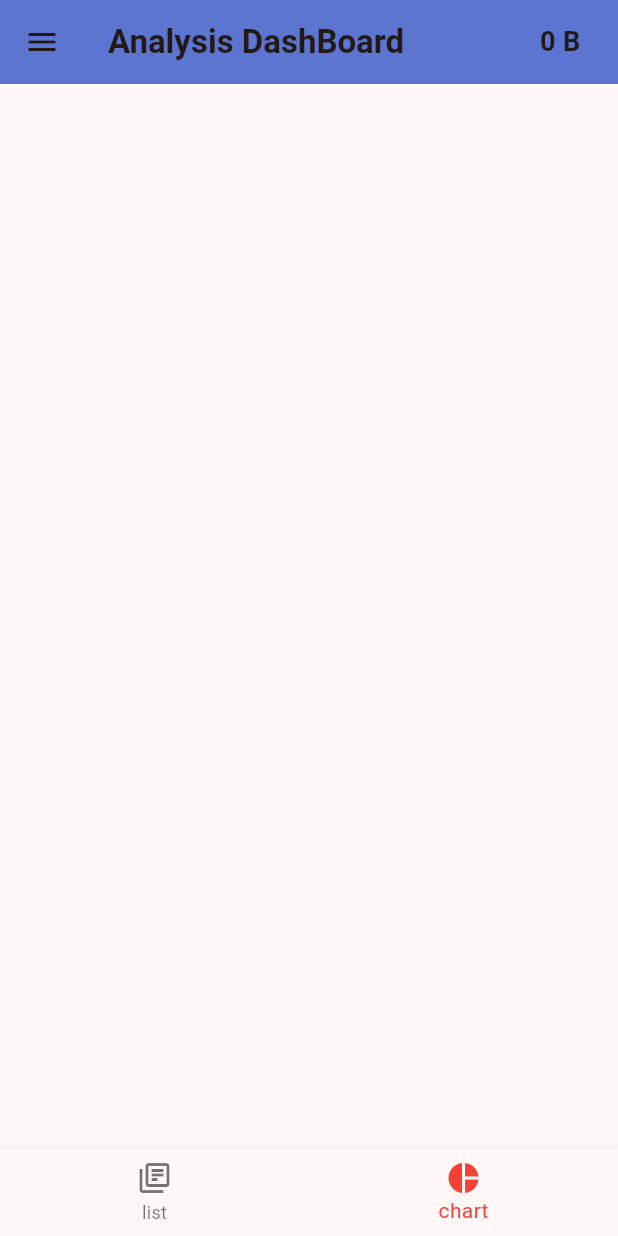
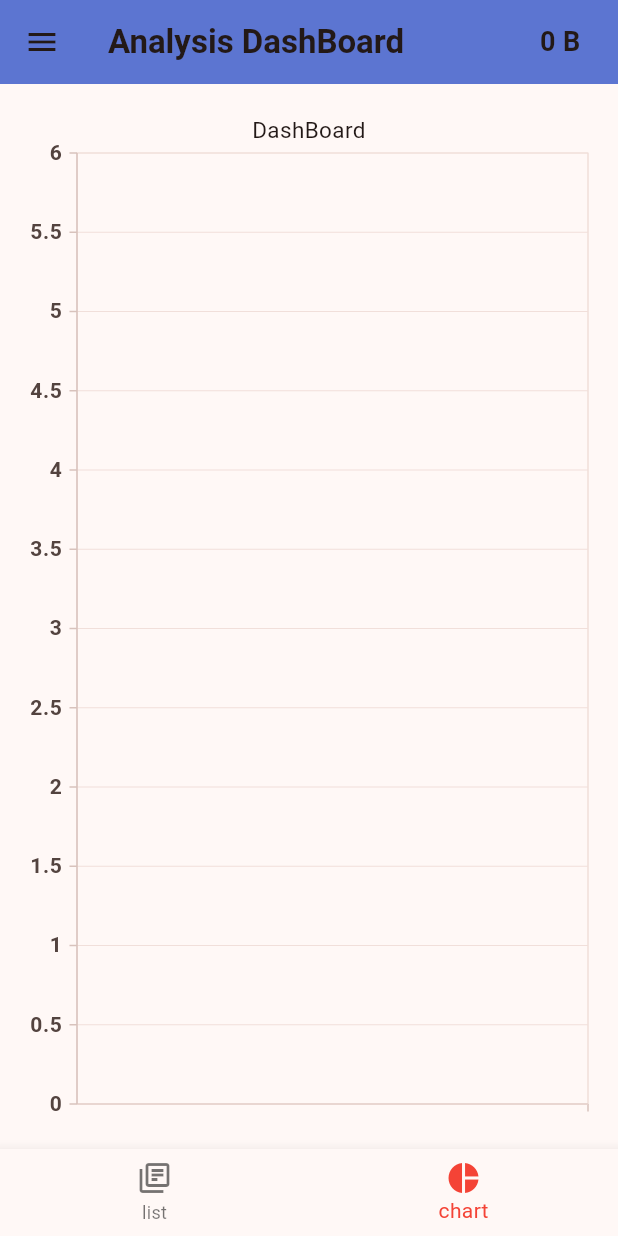
Before and after one commit to ZawMinKhant245/shoopinglist, a Flutter app: the screen it shows after launch, item 2 of the bottom bar chosen, on a phone screen of 412 x 824 dp. Run offline on Flutter 3.47's test engine with Material 3 defaults, Android fonts, the light colour scheme and no system bars; our stand-ins replace hive, hive_flutter, syncfusion_flutter_charts; accounts and stored records are empty.

Commit message:
add voucher list and if checked the total amount will show and put a little chart

```diff
--- a/lib/provider/expense_provider.dart
+++ b/lib/provider/expense_provider.dart
@@ -15,7 +15,7 @@ class ExpenseProvider with ChangeNotifier{
   }
 
   void fetchAllExpense(){
-    expenses=box.values.toList();
+    expenses=box.values.toList().reversed.toList();
     print('expense list: ${expenses.length}');
     // box.clear();
     notifyListeners();
--- a/lib/screens/chart_screen.dart
+++ b/lib/screens/chart_screen.dart
@@ -1,4 +1,8 @@
 import 'package:flutter/material.dart';
+import 'package:provider/provider.dart';
+import 'package:shoopinglist/provider/expense_provider.dart';
+import 'package:syncfusion_flutter_charts/charts.dart';
+// import 'package:syncfusion_flutter_charts/charts.dart';
 
 class ChartScreen extends StatefulWidget {
   const ChartScreen({super.key});
@@ -7,10 +11,31 @@ class ChartScreen extends StatefulWidget {
   State<ChartScreen> createState() => _ChartScreenState();
 }
 
+class ChartData{
+  String label;
+  int amount;
+  ChartData({required this.label,required this.amount});
+}
+
 class _ChartScreenState extends State<ChartScreen> {
   @override
   Widget build(BuildContext context) {
     return Scaffold(
+      body: Consumer<ExpenseProvider>(
+          builder: (context,provider,child){
+            return SfCartesianChart(
+              primaryXAxis: CategoryAxis(
+                labelStyle: TextStyle(fontSize: 14,fontWeight: FontWeight.bold),
+              ),
+              primaryYAxis:CategoryAxis(
+                 labelStyle: TextStyle(fontSize: 14,fontWeight: FontWeight.bold)
+              ),
+              title: ChartTitle(
+                text: 'DashBoard'
+              ),
+            );
+          }
+      ),
     );
   }
 }
--- a/lib/screens/home_screen.dart
+++ b/lib/screens/home_screen.dart
@@ -21,21 +21,21 @@ class _HomeScreenState extends State<HomeScreen> {
   ];
   List<String>appBarTitle=['Total Expense','Analysis DashBoard '];
 
-   String totalAmount(int index){
+   String totalAmount(){
+     int amount =0;
+     // Provider.of<ExpenseProvider>(context,listen: false).initBox();
      final provider=Provider.of<ExpenseProvider>(context,listen: false);
-     final cProvider=Provider.of<CategoryProvider>(context,listen: false);
+     final cProvider=Provider.of<CategoryProvider>(context,listen: true);
 
-     String name=cProvider.categories[index].name;
-
-     final categoryExpense= provider.expenses
-         .where((e)=>e.category == name)
-         .toList();
-     int amount =0;
-     for(int i=0;i<categoryExpense.length;i++){
-       amount += categoryExpense[i].amount!;
-     }
-
-     return '$amount';
+    for(int j=0; j<cProvider.categories.length;j++){
+      final categoryExpense= provider.expenses
+          .where((e)=>e.category == cProvider.categories[j].name && e.isBought)
+          .toList();
+      for(int i=0;i<categoryExpense.length;i++){
+        amount += categoryExpense[i].amount!;
+      }
+    }
+    return ' $amount';
    }
 
   Widget buildDrawerCard(){
@@ -91,7 +91,7 @@ class _HomeScreenState extends State<HomeScreen> {
           Padding(
             padding: const EdgeInsets.only(right: 25),
             child: Text(
-              '0 B',style: TextStyle(fontWeight: FontWeight.w600,fontSize: 18),
+              '${totalAmount()} B',style: TextStyle(fontWeight: FontWeight.w600,fontSize: 18),
             ),
           )
         ],
--- a/pubspec.yaml
+++ b/pubspec.yaml
@@ -42,7 +42,9 @@ dependencies:
   build_runner: ^2.4.13
   hive_generator: ^2.0.1
   uuid: ^4.5.1
-  intl: ^0.20.2
+  intl: ^0.19.0
+  syncfusion_flutter_charts: ^26.1.38
+
 
 dev_dependencies:
   flutter_test:
```
Also changed, not shown: lib/screens/add_shopping_list_details.dart (+15 -3 lines), lib/screens/category_screen.dart (+0 -20 lines), lib/screens/settings_screen.dart (+60 -4 lines), assets/img_1.png (added), pubspec.lock.
